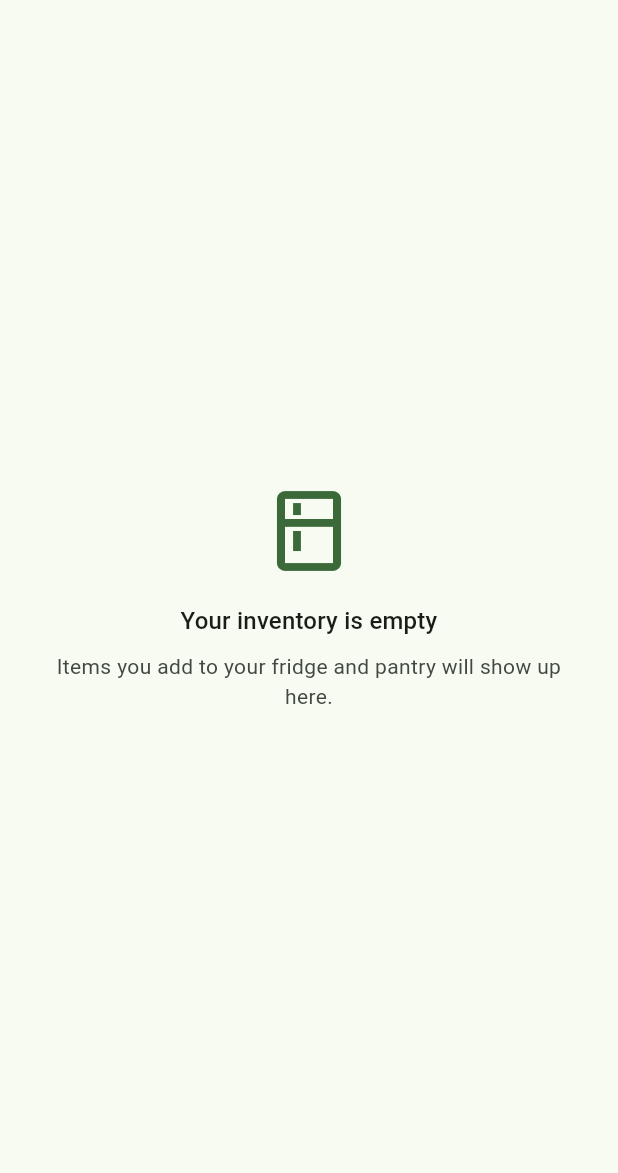
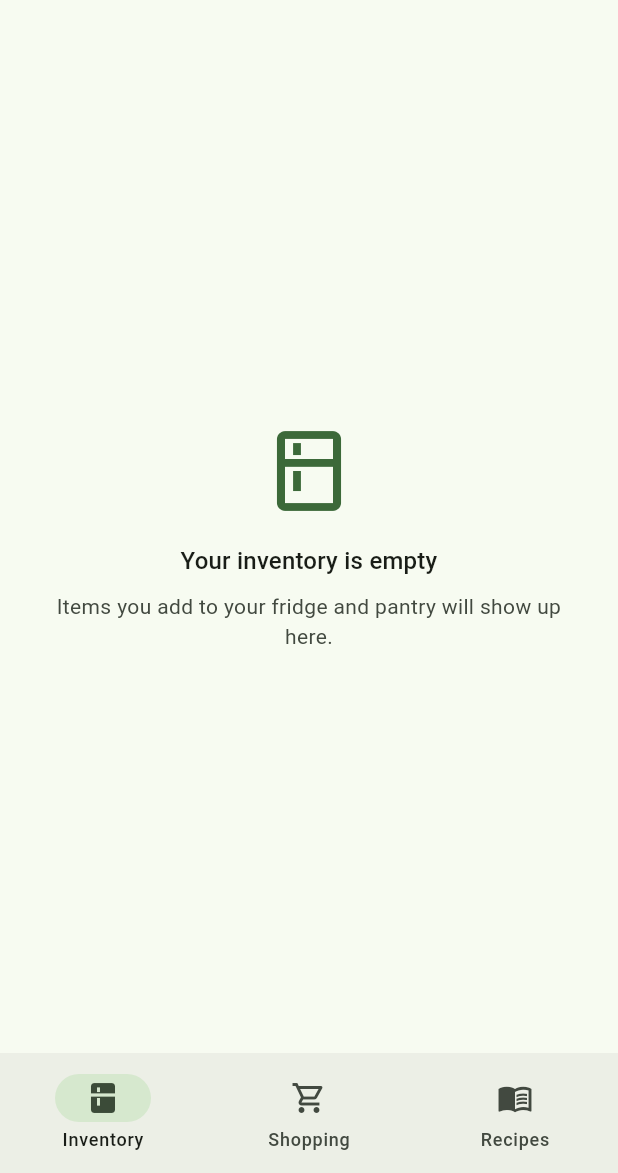
Before and after one commit to HannesEbert/Zaiko, a Flutter app: the InventoryPage screen opened by its route, on a phone screen of 412 x 824 dp, the part 63-1236 px from its top. Run offline on Flutter 3.47's test engine with Material 3 defaults, Android fonts, the phone set to English and light mode, and no system bars; our stand-ins replace flutter_riverpod, freezed_annotation, go_router, riverpod_annotation; generated files the repository leaves out were written again.

Commit message:
feat: set up go_router navigation with auth guard and tab shell
Add declarative go_router navigation exposed as a Riverpod provider so the
redirect can read app state.

- StatefulShellRoute with a bottom NavigationBar for the Inventory,
  Shopping list and Recipes tabs (placeholder screens using AppTheme)
- Top-level redirect as an auth guard: unauthenticated users go to /login,
  backed by a placeholder authStateProvider (riverpod codegen)
- Deep-link route /join/:code for household invitations, reading the code
- Typed per-page route constants instead of scattered magic strings

Existing app boot test updated to reflect the new auth-guard behavior.

Co-Authored-By: Claude Opus 4.8 <noreply@anthropic.com>

```diff
--- /dev/null
+++ b/lib/core/router/scaffold_with_nav_bar.dart
@@ -0,0 +1,50 @@
+import 'package:flutter/material.dart';
+import 'package:go_router/go_router.dart';
+
+/// App shell that hosts the main tabs behind a bottom navigation bar.
+///
+/// Wraps the [StatefulNavigationShell] built by the router's
+/// [StatefulShellRoute], so each tab keeps its own navigation stack and scroll
+/// state while switching between Inventory, Shopping list and Recipes.
+class ScaffoldWithNavBar extends StatelessWidget {
+  const ScaffoldWithNavBar({required this.navigationShell, super.key});
+
+  /// The shell created by the router; also tracks the active branch index.
+  final StatefulNavigationShell navigationShell;
+
+  @override
+  Widget build(BuildContext context) {
+    return Scaffold(
+      body: navigationShell,
+      bottomNavigationBar: NavigationBar(
+        selectedIndex: navigationShell.currentIndex,
+        onDestinationSelected: _goBranch,
+        destinations: const [
+          NavigationDestination(
+            icon: Icon(Icons.kitchen_outlined),
+            selectedIcon: Icon(Icons.kitchen),
+            label: 'Inventory',
+          ),
+          NavigationDestination(
+            icon: Icon(Icons.shopping_cart_outlined),
+            selectedIcon: Icon(Icons.shopping_cart),
+            label: 'Shopping',
+          ),
+          NavigationDestination(
+            icon: Icon(Icons.menu_book_outlined),
+            selectedIcon: Icon(Icons.menu_book),
+            label: 'Recipes',
+          ),
+        ],
+      ),
+    );
+  }
+
+  void _goBranch(int index) {
+    navigationShell.goBranch(
+      index,
+      // Re-tapping the active tab resets it to its initial route.
+      initialLocation: index == navigationShell.currentIndex,
+    );
+  }
+}
--- /dev/null
+++ b/lib/features/auth/domain/auth_status.dart
@@ -0,0 +1,5 @@
+/// Whether the current user is signed in.
+///
+/// Kept intentionally small: real Supabase auth will expand this into a
+/// richer session model, but the router only needs to know signed-in vs not.
+enum AuthStatus { authenticated, unauthenticated }
--- a/lib/features/inventory/presentation/pages/inventory_page.dart
+++ b/lib/features/inventory/presentation/pages/inventory_page.dart
@@ -10,7 +10,7 @@ import '../../../../shared/widgets/empty_state.dart';
 class InventoryPage extends StatelessWidget {
   const InventoryPage({super.key});
 
-  static const String routePath = '/';
+  static const String routePath = '/inventory';
   static const String routeName = 'inventory';
 
   @override
--- /dev/null
+++ b/lib/features/recipes/presentation/pages/recipes_page.dart
@@ -0,0 +1,26 @@
+import 'package:flutter/material.dart';
+
+import '../../../../shared/widgets/empty_state.dart';
+
+/// Landing page of the recipes feature.
+///
+/// Placeholder for now — recipe suggestions based on the inventory arrive with
+/// the recipes feature issue.
+class RecipesPage extends StatelessWidget {
+  const RecipesPage({super.key});
+
+  static const String routePath = '/recipes';
+  static const String routeName = 'recipes';
+
+  @override
+  Widget build(BuildContext context) {
+    return Scaffold(
+      appBar: AppBar(title: const Text('Recipes')),
+      body: const EmptyState(
+        icon: Icons.menu_book_outlined,
+        title: 'No recipes yet',
+        message: 'Recipe ideas from what you have in stock will show up here.',
+      ),
+    );
+  }
+}
--- /dev/null
+++ b/lib/features/shopping_list/presentation/pages/shopping_list_page.dart
@@ -0,0 +1,26 @@
+import 'package:flutter/material.dart';
+
+import '../../../../shared/widgets/empty_state.dart';
+
+/// Landing page of the collaborative shopping list.
+///
+/// Placeholder for now — the actual list arrives with the shopping-list
+/// feature issue.
+class ShoppingListPage extends StatelessWidget {
+  const ShoppingListPage({super.key});
+
+  static const String routePath = '/shopping-list';
+  static const String routeName = 'shopping-list';
+
+  @override
+  Widget build(BuildContext context) {
+    return Scaffold(
+      appBar: AppBar(title: const Text('Shopping list')),
+      body: const EmptyState(
+        icon: Icons.shopping_cart_outlined,
+        title: 'Your shopping list is empty',
+        message: 'Items you need to buy will show up here.',
+      ),
+    );
+  }
+}
```
Also changed, not shown: lib/core/router/app_router.dart (+73 -5 lines), lib/features/auth/application/auth_providers.dart (added, +13 -0 lines), lib/features/auth/presentation/pages/login_page.dart (added, +27 -0 lines), lib/features/household/presentation/pages/join_household_page.dart (added, +58 -0 lines), lib/features/auth/application/auth_providers.g.dart (added), 2 other files.
